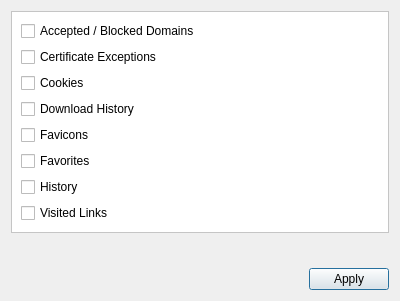
Qt form 2.x/UI/dooble_clear_items.ui (textbrowser/dooble) before a commit.
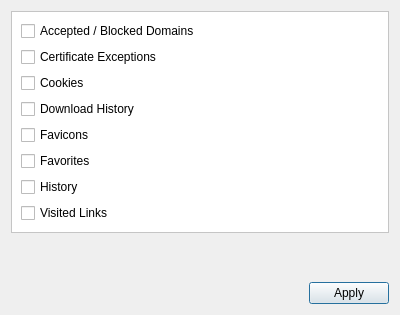
The same form after that commit. Icons and pictures are not drawn.

```diff
--- a/2.x/UI/dooble_clear_items.ui
+++ b/2.x/UI/dooble_clear_items.ui
@@ -7,7 +7,7 @@
     <x>0</x>
     <y>0</y>
     <width>400</width>
-    <height>301</height>
+    <height>315</height>
    </rect>
   </property>
   <property name="windowTitle">
```
